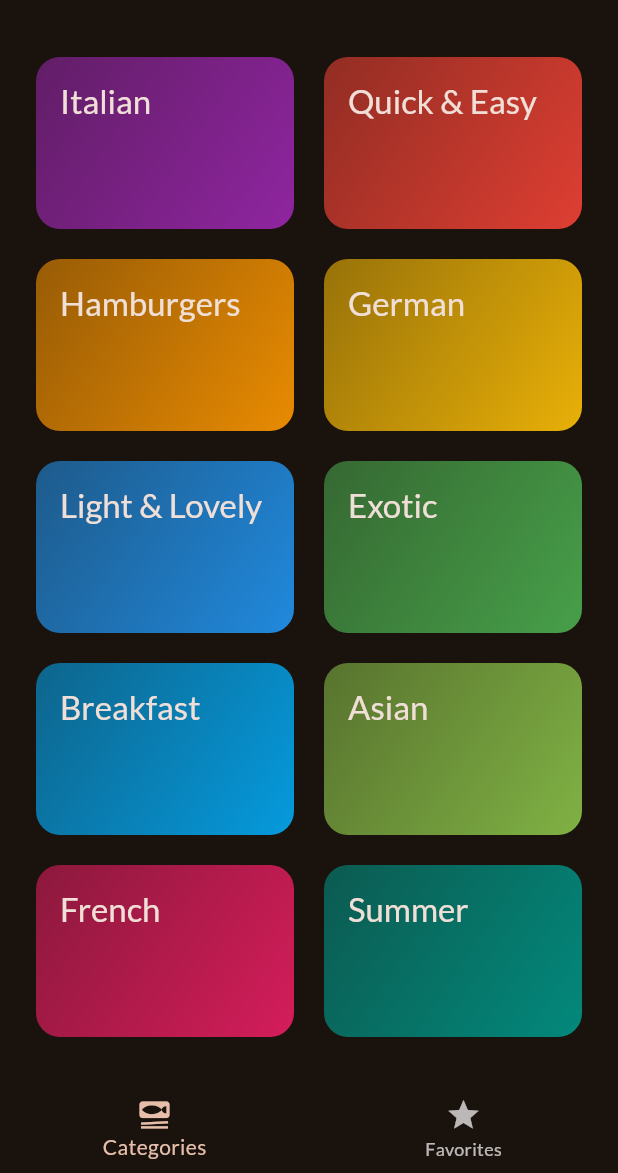
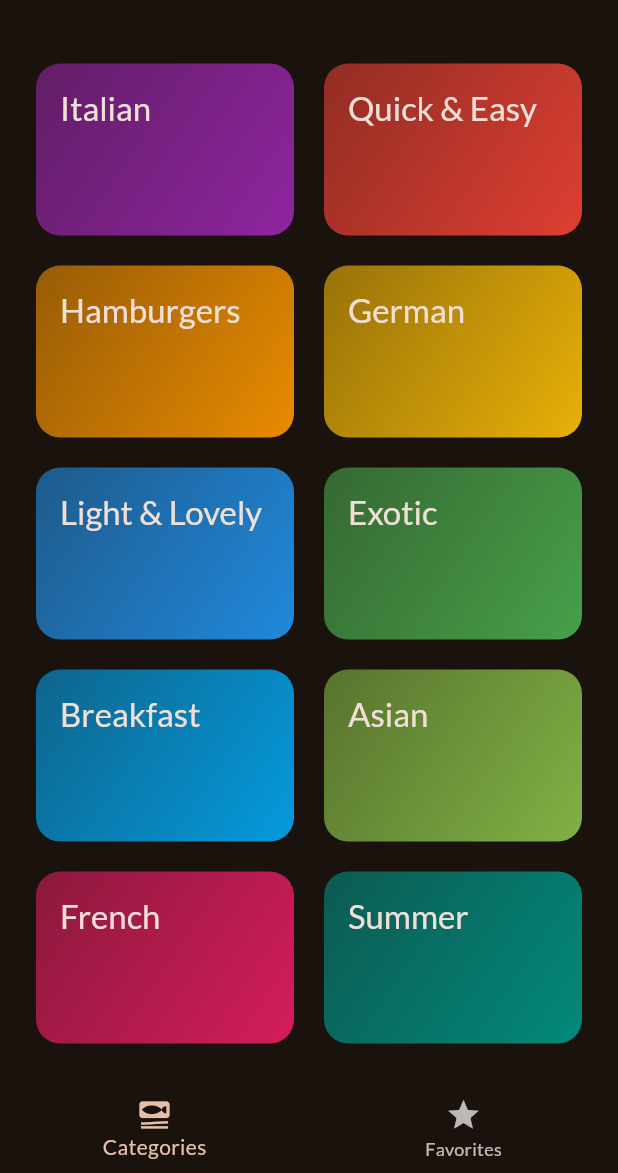
Before and after one commit to Defalt2-O/meals_app_animations, a Flutter app: the first screen one second after launch, on a phone screen of 412 x 824 dp, the part 63-1236 px from its top. Run offline on Flutter 3.47's test engine with Material 3 defaults, Android fonts, the phone set to English and light mode, and no system bars; our stand-ins replace flutter_riverpod, google_fonts, transparent_image.

```diff
--- a/lib/screens/categories.dart
+++ b/lib/screens/categories.dart
@@ -33,7 +33,7 @@ class _CategoriesScreenState extends State<CategoriesScreen>
     _animationController = AnimationController(
       vsync:
           this, //vsync controls the number of frames per second that an animation runs at. Setting it to this refers to this entire code
-      duration: const Duration(milliseconds: 500),
+      duration: const Duration(milliseconds: 900),
       lowerBound: 0, //This is used as a reference in the builder argument.
       upperBound: 1,
     );
@@ -87,14 +87,47 @@ class _CategoriesScreenState extends State<CategoriesScreen>
             )
         ],
       ),
-      builder: (context, child) => Padding(
-        //builder's child argument is the content that will be excluded from the animation.
+      builder: (context, child) => SlideTransition(
+        position: Tween(
+          //Tween decides 'between' which two offsets you want to animate
+          begin: const Offset(
+              0.0, 0.5), //The position you wanna start the animation from
+          end: const Offset(
+              0.0, 0.0), //The position you wanna end the animation at
+        ).animate(
+          CurvedAnimation(
+              parent: _animationController,
+              curve: Curves
+                  .decelerate), //Animation used is _animationController, with a decelerate style.
+        ),
+        child: child,
+      ),
+    );
+  }
+}
+
+
+/*
+Padding(
+        .//builder's child argument is the content that will be animated, without changing its layout. Its included in the animation,
+        .//but it isnt animated.
         padding: EdgeInsets.only(
           top: 500 - _animationController.value * 500,
         ),
         child:
             child, //The Padding is animated, but the child it contains is the child passed to builder i.r. GridView
       ),
-    );
-  }
-}
+*/
+
+/* SlideTransition(
+        position: _animationController.drive( //drive converts the lower and upper bound values to values that can be used by offfsets.
+          Tween(
+            begin: const Offset(
+                0.0, 0.5), //The position you wanna start the animation from
+            end: const Offset(
+                0.0, 0.0), //The position you wanna end the animation at
+          ),
+        ),
+        child: child,
+      ),
+ */
```
